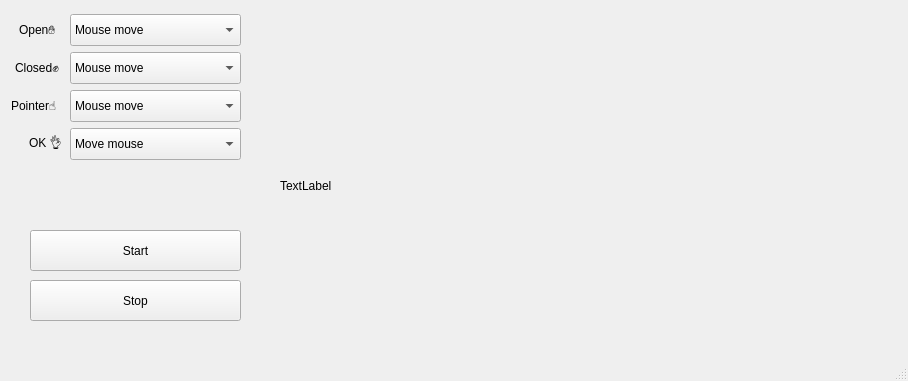
Qt form base.ui (Samoed/MyFirstDatascienceProject) before a commit.
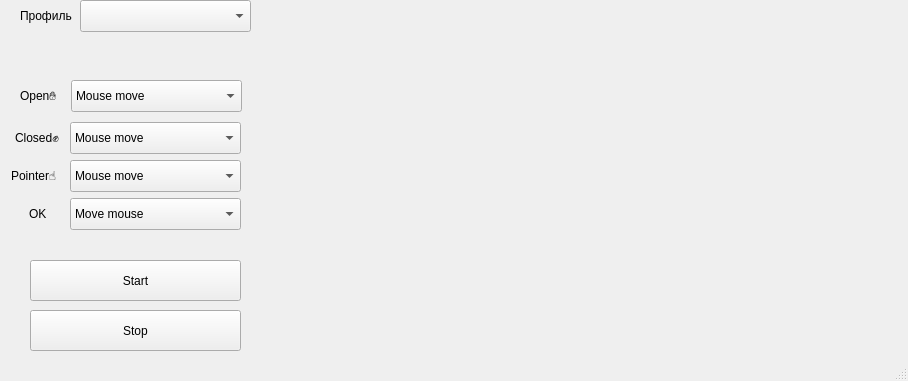
The same form after that commit.

```diff
--- a/base.ui
+++ b/base.ui
@@ -18,7 +18,7 @@
     <property name="geometry">
      <rect>
       <x>70</x>
-      <y>52</y>
+      <y>122</y>
       <width>171</width>
       <height>32</height>
      </rect>
@@ -53,8 +53,8 @@
    <widget class="QComboBox" name="open_combobox">
     <property name="geometry">
      <rect>
-      <x>70</x>
-      <y>14</y>
+      <x>71</x>
+      <y>80</y>
       <width>171</width>
       <height>32</height>
      </rect>
@@ -90,7 +90,7 @@
     <property name="geometry">
      <rect>
       <x>15</x>
-      <y>52</y>
+      <y>122</y>
       <width>49</width>
       <height>31</height>
      </rect>
@@ -102,8 +102,8 @@
    <widget class="QLabel" name="label_4">
     <property name="geometry">
      <rect>
-      <x>19</x>
-      <y>14</y>
+      <x>20</x>
+      <y>80</y>
       <width>45</width>
       <height>32</height>
      </rect>
@@ -116,20 +116,20 @@
     <property name="geometry">
      <rect>
       <x>29</x>
-      <y>128</y>
+      <y>198</y>
       <width>35</width>
       <height>32</height>
      </rect>
     </property>
     <property name="text">
-     <string>OK 👌</string>
+     <string>OK</string>
     </property>
    </widget>
    <widget class="QLabel" name="label_2">
     <property name="geometry">
      <rect>
       <x>11</x>
-      <y>90</y>
+      <y>160</y>
       <width>53</width>
       <height>31</height>
      </rect>
@@ -142,7 +142,7 @@
     <property name="geometry">
      <rect>
       <x>70</x>
-      <y>128</y>
+      <y>198</y>
       <width>171</width>
       <height>32</height>
      </rect>
@@ -178,7 +178,7 @@
     <property name="geometry">
      <rect>
       <x>70</x>
-      <y>90</y>
+      <y>160</y>
       <width>171</width>
       <height>32</height>
      </rect>
@@ -223,14 +223,14 @@
      </rect>
     </property>
     <property name="text">
-     <string>TextLabel</string>
+     <string/>
     </property>
    </widget>
    <widget class="QPushButton" name="pushButton">
     <property name="geometry">
      <rect>
       <x>30</x>
-      <y>230</y>
+      <y>260</y>
       <width>211</width>
       <height>41</height>
      </rect>
@@ -243,7 +243,7 @@
     <property name="geometry">
      <rect>
       <x>30</x>
-      <y>280</y>
+      <y>310</y>
       <width>211</width>
       <height>41</height>
      </rect>
@@ -252,6 +252,35 @@
      <string>Stop</string>
     </property>
    </widget>
+   <widget class="QComboBox" name="open_combobox_2">
+    <property name="geometry">
+     <rect>
+      <x>80</x>
+      <y>0</y>
+      <width>171</width>
+      <height>32</height>
+     </rect>
+    </property>
+    <property name="cursor">
+     <cursorShape>PointingHandCursor</cursorShape>
+    </property>
+    <property name="acceptDrops">
+     <bool>false</bool>
+    </property>
+   </widget>
+   <widget class="QLabel" name="label_6">
+    <property name="geometry">
+     <rect>
+      <x>20</x>
+      <y>0</y>
+      <width>61</width>
+      <height>32</height>
+     </rect>
+    </property>
+    <property name="text">
+     <string>Профиль</string>
+    </property>
+   </widget>
   </widget>
   <widget class="QStatusBar" name="statusbar"/>
  </widget>
```
